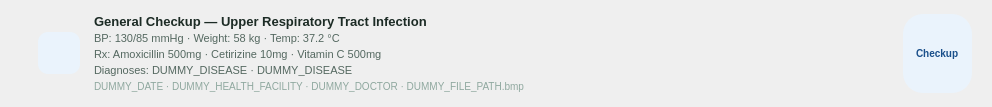
First picture: the form in src/ui/card_record.ui, repository shasheenahdeeneillelumasag/CCC151---Group-Project, before the edit.
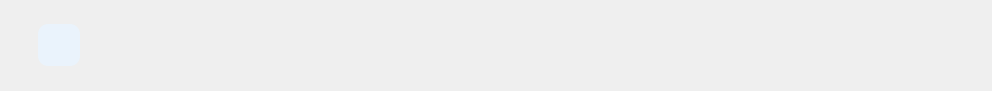
Second picture: the form after the edit. Icons and pictures are not drawn.

What changed in the file:
```diff
--- a/src/ui/card_record.ui
+++ b/src/ui/card_record.ui
@@ -3,7 +3,7 @@
  <class>Form</class>
  <widget class="QFrame" name="HistoryCard">
   <property name="geometry">
-   <rect><x>0</x><y>0</y><width>992</width><height>101</height></rect>
+   <rect><x>0</x><y>0</y><width>992</width><height>90</height></rect>
   </property>
   <property name="windowTitle"><string>Form</string></property>
   <property name="styleSheet">
@@ -46,7 +46,7 @@
        <property name="styleSheet">
         <string>QLabel { font-size: 13px; font-weight: bold; color: #1C2B25; }</string>
        </property>
-       <property name="text"><string>General Checkup — Upper Respiratory Tract Infection</string></property>
+       <property name="text"><string></string></property>
       </widget>
      </item>
      <item>
@@ -54,7 +54,7 @@
        <property name="styleSheet">
         <string>QLabel { font-size: 11px; color: #546860; }</string>
        </property>
-       <property name="text"><string>BP: 130/85 mmHg · Weight: 58 kg · Temp: 37.2 °C</string></property>
+       <property name="text"><string></string></property>
       </widget>
      </item>
      <item>
@@ -62,7 +62,7 @@
        <property name="styleSheet">
         <string>QLabel { font-size: 11px; color: #546860; }</string>
        </property>
-       <property name="text"><string>Rx: Amoxicillin 500mg · Cetirizine 10mg · Vitamin C 500mg</string></property>
+       <property name="text"><string></string></property>
       </widget>
      </item>
      <item>
@@ -70,17 +70,10 @@
        <property name="styleSheet">
         <string>QLabel { font-size: 11px; color: #546860; }</string>
        </property>
-       <property name="text"><string>Diagnoses: DUMMY_DISEASE · DUMMY_DISEASE</string></property>
+       <property name="text"><string></string></property>
       </widget>
      </item>
-     <item>
-      <widget class="QLabel" name="lblDoctorInfo">
-       <property name="styleSheet">
-        <string>QLabel { font-size: 10px; color: #8FA89F; }</string>
-       </property>
-       <property name="text"><string>DUMMY_DATE · DUMMY_HEALTH_FACILITY · DUMMY_DOCTOR · DUMMY_FILE_PATH.bmp</string></property>
-      </widget>
-     </item>
+
     </layout>
    </item>
    <item>
@@ -89,14 +82,7 @@
      <property name="sizeHint" stdset="0"><size><width>40</width><height>20</height></size></property>
     </spacer>
    </item>
-   <item>
-    <widget class="QLabel" name="lblBadge">
-     <property name="styleSheet">
-      <string>QLabel { background: #EAF3FC; color: #1A4F8A; font-size: 10px; font-weight: bold; border-radius: 20px; padding: 2px 10px; }</string>
-     </property>
-     <property name="text"><string>Checkup</string></property>
-    </widget>
-   </item>
+
   </layout>
  </widget>
  <resources/>
```
